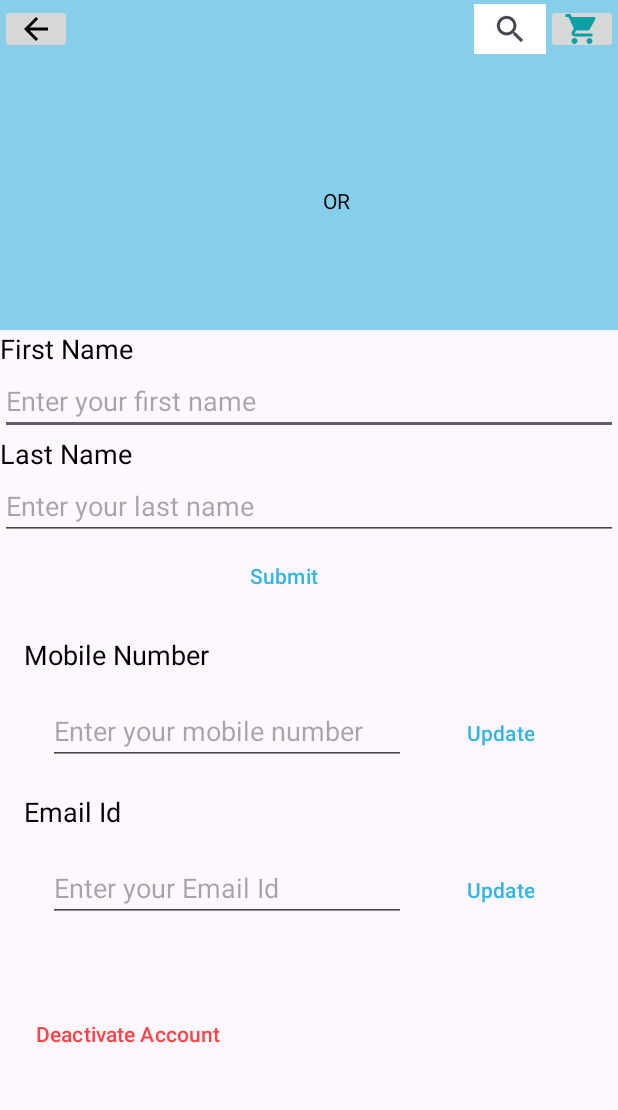
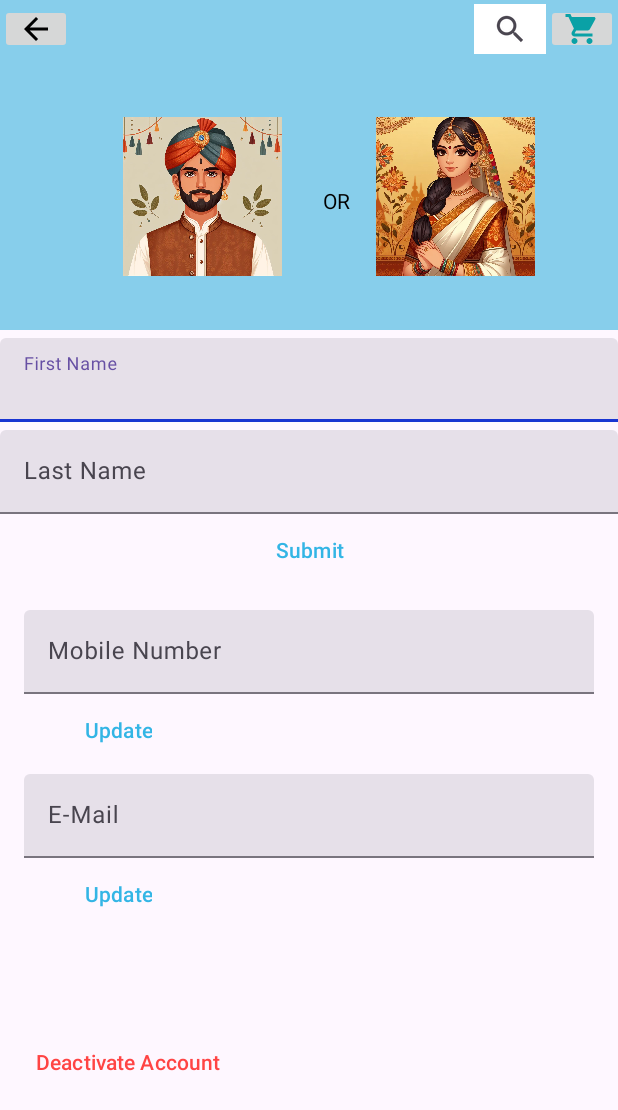
Before and after one commit to anishkumar0084/Ecommerceapp, an Android app: the Editprofile screen opened directly, with no data from a screen before it, on a phone screen of 412 x 824 dp. Shown: the top 1110 px of the screen. Run offline under Robolectric (Android 15) with nearby library versions, the phone set to English and light mode, and no system bars.

Commit message:
edit profile update

```diff
--- a/app/src/main/java/com/ecommericeapp/Editprofile.java
+++ b/app/src/main/java/com/ecommericeapp/Editprofile.java
@@ -1,6 +1,8 @@
 package com.ecommericeapp;
 
 import android.os.Bundle;
+import android.widget.Button;
+import android.widget.ImageButton;
 
 import androidx.activity.EdgeToEdge;
 import androidx.appcompat.app.AppCompatActivity;
@@ -8,12 +10,29 @@ import androidx.core.graphics.Insets;
 import androidx.core.view.ViewCompat;
 import androidx.core.view.WindowInsetsCompat;
 
+import com.google.android.material.textfield.TextInputEditText;
+
 public class Editprofile extends AppCompatActivity {
+
+    ImageButton back_btn;
+    ImageButton search_btn;
+    ImageButton cart_btn;
+    ImageButton men_avatar;
+    ImageButton women_avatar;
+    TextInputEditText first_name;
+    TextInputEditText last_name;
+    Button submit;
+    TextInputEditText mobile_number;
+    Button update_number;
+    TextInputEditText e_mail;
+    Button update_emailid;
+    Button deactivate_btn;
 
     @Override
     protected void onCreate(Bundle savedInstanceState) {
         super.onCreate(savedInstanceState);
         setContentView(R.layout.activity_editprofile);
+        back_btn=findViewById(R.id.back_btn);
 
     }
 }
--- a/app/src/main/res/layout/activity_editprofile.xml
+++ b/app/src/main/res/layout/activity_editprofile.xml
@@ -22,7 +22,7 @@ xmlns:android="http://schemas.android.com/apk/res/android"
                     android:layout_height="match_parent">
 
                         <ImageButton
-                    android:id="@+id/imageViewarrow"
+                            android:id="@+id/back_btn"
                             android:layout_width="48dp"
                             android:layout_height="33dp"
                             app:layout_constraintBottom_toBottomOf="parent"
@@ -36,12 +36,12 @@ xmlns:android="http://schemas.android.com/apk/res/android"
 
 
                         <ImageButton
-                    android:id="@+id/imageViewsearch"
+                            android:id="@+id/search_btn"
                             android:layout_width="48dp"
                             android:layout_height="33dp"
                             android:background="#ffff"
                             app:layout_constraintBottom_toBottomOf="parent"
-                    app:layout_constraintEnd_toStartOf="@+id/imageViewstore"
+                            app:layout_constraintEnd_toStartOf="@+id/cart_button"
                             app:layout_constraintHorizontal_bias="1.0"
                             app:layout_constraintStart_toStartOf="parent"
                             app:layout_constraintTop_toTopOf="parent"
@@ -49,7 +49,7 @@ xmlns:android="http://schemas.android.com/apk/res/android"
                             app:srcCompat="?android:attr/actionModeWebSearchDrawable" />
 
                         <ImageButton
-                    android:id="@+id/imageViewstore"
+                            android:id="@+id/cart_button"
                             android:layout_width="48dp"
                             android:layout_height="33dp"
                             app:layout_constraintBottom_toBottomOf="parent"
@@ -61,9 +61,9 @@ xmlns:android="http://schemas.android.com/apk/res/android"
                             app:srcCompat="@drawable/baseline_shopping_cart_24" />
 
                         <ImageView
-                    android:id="@+id/imageView4"
+                            android:id="@+id/men_avatar"
                             android:layout_width="106dp"
-                    android:layout_height="89dp"
+                            android:layout_height="106dp"
                             android:layout_marginStart="44dp"
                             android:foregroundGravity="center"
                             app:layout_constraintBottom_toBottomOf="parent"
@@ -71,37 +71,39 @@ xmlns:android="http://schemas.android.com/apk/res/android"
                             app:layout_constraintHorizontal_bias="0.146"
                             app:layout_constraintStart_toStartOf="parent"
                             app:layout_constraintTop_toTopOf="parent"
+                            android:src="@drawable/men_avatar"
                             app:layout_constraintVertical_bias="0.687"
                             />
 
                         <!--                    tools:srcCompat="@tools:sample/avatars"-->
 
                         <ImageView
-                    android:id="@+id/imageView5"
+                            android:id="@+id/women_avatar"
                             android:layout_width="106dp"
-                    android:layout_height="89dp"
+                            android:layout_height="106dp"
                             android:layout_marginEnd="44dp"
                             android:foregroundGravity="center"
                             app:layout_constraintBottom_toBottomOf="parent"
                             app:layout_constraintEnd_toEndOf="parent"
                             app:layout_constraintHorizontal_bias="0.845"
-                    app:layout_constraintStart_toEndOf="@+id/imageView4"
+                            app:layout_constraintStart_toEndOf="@+id/men_avatar"
                             app:layout_constraintTop_toTopOf="parent"
+                            android:src="@drawable/women_avatar"
                             app:layout_constraintVertical_bias="0.687"
                             />
                         <!--                tools:srcCompat="@tools:sample/avatars"-->
 
                         <TextView
-                    android:id="@+id/textView4"
+                            android:id="@+id/or"
                             android:layout_width="38dp"
                             android:layout_height="37dp"
                             android:text="OR"
                             android:textColor="@android:color/black"
                             android:gravity="center"
                             app:layout_constraintBottom_toBottomOf="parent"
-                    app:layout_constraintEnd_toStartOf="@+id/imageView5"
+                            app:layout_constraintEnd_toStartOf="@+id/women_avatar"
                             app:layout_constraintHorizontal_bias="0.692"
-                    app:layout_constraintStart_toEndOf="@+id/imageView4"
+                            app:layout_constraintStart_toEndOf="@+id/men_avatar"
                             app:layout_constraintTop_toTopOf="parent"
                             app:layout_constraintVertical_bias="0.633" />
                 </androidx.constraintlayout.widget.ConstraintLayout>
@@ -109,40 +111,43 @@ xmlns:android="http://schemas.android.com/apk/res/android"
 
         </FrameLayout>
 
-<TextView
-    android:id="@+id/textViewFirstName"
-    android:layout_width="wrap_content"
-    android:layout_height="wrap_content"
-    android:text="First Name"
-    android:textSize="18sp"
-    android:textColor="@android:color/black"/>
-
-<EditText
-    android:id="@+id/editTextFirstName"
+        <com.google.android.material.textfield.TextInputLayout
+            style="?attr/textInputFilledStyle"
+            android:id="@+id/first_name"
             android:layout_width="match_parent"
             android:layout_height="wrap_content"
-    android:inputType="text"
-    android:hint="Enter your first name"/>
+            app:boxStrokeColor="#1935D2"
+            android:hint="First Name">
 
 
-        <TextView
-            android:id="@+id/textViewLastName"
-            android:layout_width="wrap_content"
-            android:layout_height="wrap_content"
-            android:text="Last Name"
-            android:textSize="18sp"
-            android:textColor="@android:color/black"/>
-
-        <EditText
-            android:id="@+id/editTextLastName"
+                <com.google.android.material.textfield.TextInputEditText
                     android:layout_width="match_parent"
                     android:layout_height="wrap_content"
-            android:inputType="text"
-            android:hint="Enter your last name"/>
+                    android:layout_marginTop="5dp"
+                    />
+
+        </com.google.android.material.textfield.TextInputLayout>
+
+
+        <com.google.android.material.textfield.TextInputLayout
+            style="?attr/textInputFilledStyle"
+            android:id="@+id/last_name"
+            android:layout_width="match_parent"
+            android:layout_height="wrap_content"
+            android:hint="Last Name">
+
+                <com.google.android.material.textfield.TextInputEditText
+                    android:layout_width="match_parent"
+                    android:layout_height="wrap_content"
+                    android:layout_marginTop="5dp"
+                    />
+
+        </com.google.android.material.textfield.TextInputLayout>
 
 
         <Button
-            android:layout_width="378dp"
+            android:id="@+id/submit"
+            android:layout_width="match_parent"
             android:layout_height="wrap_content"
             android:background="@android:color/transparent"
             android:text="Submit"
@@ -156,13 +161,56 @@ xmlns:android="http://schemas.android.com/apk/res/android"
             android:orientation="vertical"
             android:padding="16dp">
 
-                                <TextView
-                                    android:id="@+id/textViewMobileNumberLabel"
+                <com.google.android.material.textfield.TextInputLayout
+                    style="?attr/textInputFilledStyle"
+                    android:id="@+id/mobile_number"
+                    android:layout_width="match_parent"
+                    android:layout_height="wrap_content"
+                    android:hint="Mobile Number">
+
+                        <com.google.android.material.textfield.TextInputEditText
+                            android:layout_width="match_parent"
+                            android:layout_height="wrap_content">
+
+                        </com.google.android.material.textfield.TextInputEditText>
+                        <Button
+                            android:id="@+id/update_number"
                             android:layout_width="wrap_content"
                             android:layout_height="wrap_content"
-                                    android:text="Mobile Number"
-                                    android:textSize="18sp"
-                                    android:textColor="@android:color/black"/>
+                            android:layout_marginStart="16dp"
+                            android:background="@android:color/transparent"
+                            android:text="Update"
+                            android:textColor="@android:color/holo_blue_light" />
+                        />
+
+                </com.google.android.material.textfield.TextInputLayout>
+
+                <com.google.android.material.textfield.TextInputLayout
+                    style="?attr/textInputFilledStyle"
+                    android:id="@+id/e_mail"
+                    android:layout_width="match_parent"
+                    android:layout_height="wrap_content"
+                    android:hint="E-Mail">
+
+                        <com.google.android.material.textfield.TextInputEditText
+                            android:layout_width="match_parent"
+                            android:layout_marginTop="5dp"
+                            android:layout_height="wrap_content">
+
+                        </com.google.android.material.textfield.TextInputEditText>
+                        <Button
+                            android:id="@+id/update_emailid"
+                            android:layout_width="wrap_content"
+                            android:layout_height="wrap_content"
+                            android:layout_marginStart="16dp"
+                            android:background="@android:color/transparent"
+                            android:text="Update"
+                            android:textColor="@android:color/holo_blue_light" />
+                            />
+
+                </com.google.android.material.textfield.TextInputLayout>
+                </LinearLayout>
+
 
 
                 <LinearLayout
@@ -171,67 +219,12 @@ xmlns:android="http://schemas.android.com/apk/res/android"
                     android:orientation="horizontal"
                     android:padding="16dp">
 
-                                        <EditText
-                                            android:id="@+id/editTextMobileNumber"
-                                            android:layout_width="0dp"
-                                            android:layout_height="wrap_content"
-                                            android:layout_weight="1"
-                                            android:hint="Enter your mobile number"
-                                            android:inputType="phone" />
-
-                                        <Button
-                                            android:id="@+id/btnUpdateMobileNumber"
-                                            android:layout_width="wrap_content"
-                                            android:layout_height="wrap_content"
-                                            android:layout_marginStart="16dp"
-                                            android:background="@android:color/transparent"
-                                            android:text="Update"
-                                            android:textColor="@android:color/holo_blue_light" />
-                                </LinearLayout>
-
-                                <!-- Your layout code for handling both mobile number and email -->
 
 
 
-                                        <!-- Mobile Number Section -->
-                                        <TextView
-                                            android:id="@+id/textViewEmailIdLabel"
-                                            android:layout_width="wrap_content"
-                                            android:layout_height="wrap_content"
-                                            android:text="Email Id"
-                                            android:textSize="18sp"
-                                            android:textColor="@android:color/black"/>
-
-                                        <LinearLayout
-                                            android:layout_width="match_parent"
-                                            android:layout_height="wrap_content"
-                                            android:orientation="horizontal"
-                                            android:padding="16dp">
-
-                                                <EditText
-                                                    android:id="@+id/editTextEmailid"
-                                                    android:layout_width="0dp"
-                                                    android:layout_height="wrap_content"
-                                                    android:layout_weight="1"
-                                                    android:hint="Enter your Email Id"
-                                                    android:inputType="phone" />
-
+                </LinearLayout>
         <Button
-                                                    android:id="@+id/btnUpdateEmailid"
-                                                    android:layout_width="wrap_content"
-                                                    android:layout_height="wrap_content"
-                                                    android:layout_marginStart="16dp"
-                                                    android:background="@android:color/transparent"
-                                                    android:text="Update"
-                                                    android:textColor="@android:color/holo_blue_light" />
-                                        </LinearLayout>
-
-
-                        </LinearLayout>
-
-
-        <Button
-            android:id="@+id/btnDeactivateAccount"
+            android:id="@+id/deactivate_btn"
             android:layout_width="wrap_content"
             android:layout_height="wrap_content"
             android:text="Deactivate Account"
@@ -239,4 +232,5 @@ xmlns:android="http://schemas.android.com/apk/res/android"
             android:background="@android:color/transparent"
             android:layout_marginTop="16dp"/>
 
+
         </LinearLayout>
```
Also changed, not shown: app/src/main/res/drawable/men_avatar.jpeg (added), app/src/main/res/drawable/women_avatar.jpeg (added). Lines whose indentation alone changed are shown as unchanged.
